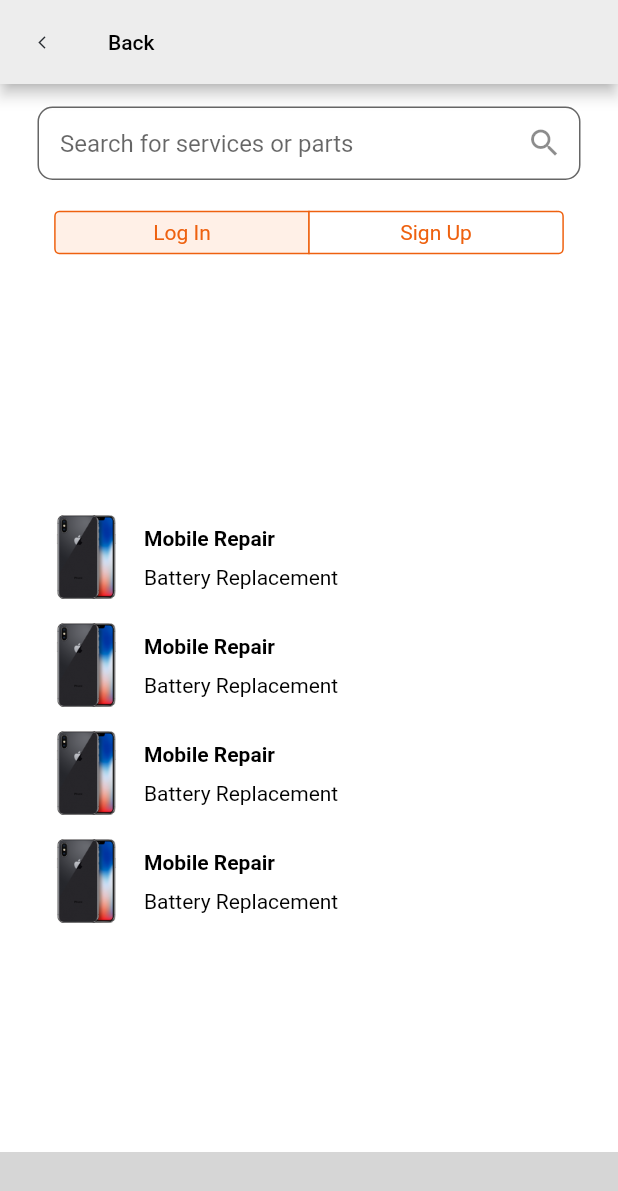
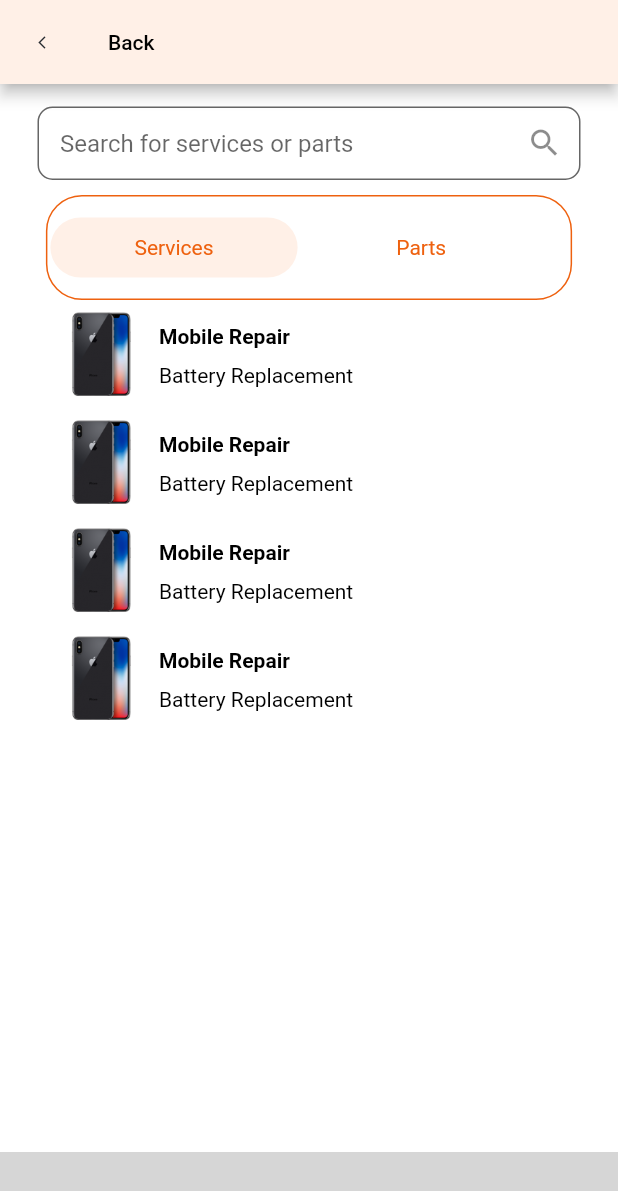
Before and after one commit to ShambhawiBit/i_service_client, a Flutter app: the screen it shows after launch, on a phone screen of 412 x 824 dp. Shown: the top 1191 px of the screen. Run offline on Flutter 3.47's test engine with Material 2 defaults, Android fonts, the phone set to English and light mode, and no system bars; drawn by our look-alikes of custom_sliding_segmented_control; missing offline and left inert: custom_line_indicator_bottom_navbar; Roboto replaces fonts that are missing (Montserrat); grey boxes are pictures that could not be loaded.

```diff
--- a/lib/search_screen/ListViewParts.dart
+++ b/lib/search_screen/ListViewParts.dart
@@ -10,12 +10,14 @@ class listViewService extends StatefulWidget {
 class _listViewServiceState extends State<listViewService> {
   @override
   Widget build(BuildContext context) {
-    return ListView.builder(
+    return Padding(
+      padding: const EdgeInsets.only(left: 10,right: 10),
+      child: ListView.builder(
           shrinkWrap: true,
           itemCount: 4,
           itemBuilder: (BuildContext context, int index) {
             return ListTile(
-            leading: Image.asset("assets/images/mobileSegment.png",height: 58,width: 44,),
+              leading: Image.asset("assets/images/iphone13.png",height: 58,width: 44,),
               title: Padding(
                 padding: EdgeInsets.only(bottom: 15),
                 child: Text("iPhone 13 screen guard",
@@ -27,6 +29,7 @@ class _listViewServiceState extends State<listViewService> {
                     fontWeight: FontWeight.w400,fontFamily: 'Montserrat',fontSize: 14),
               ),
             );
-        });
+          }),
+    );
   }
 }
--- a/lib/search_screen/ListViewService.dart
+++ b/lib/search_screen/ListViewService.dart
@@ -2,24 +2,11 @@ import 'package:flutter/cupertino.dart';
 import 'package:flutter/material.dart';
 class ListViewBuilder extends StatelessWidget {
   const ListViewBuilder({Key? key}) : super(key: key);
-
-  // const ListTile(
-  // // leading: Icon(Icons.work,size: 25,color: Colors.black),
-  // leading: CircleAvatar(
-  // backgroundColor: Colors.grey,
-  // child: Icon(Icons.work,size: 25,color: Colors.black),
-  // ),
-  // title: Text(
-  // 'Work',style:TextStyle(color: Colors.black,fontWeight: FontWeight.bold),
-  // ),
-  // trailing: Icon(Icons.more_horiz_outlined,color: Colors.grey,size: 25,),
-  // subtitle: Text('Acacia,Blue Lake,California',style:TextStyle(color: Colors.black),
-  // ),
-  // selected: true,
-  // ),
   @override
   Widget build(BuildContext context) {
-    return ListView.builder(
+    return Padding(
+      padding: const EdgeInsets.only(left: 10,right: 10),
+      child: ListView.builder(
           shrinkWrap: true,
           itemCount: 4,
           itemBuilder: (BuildContext context, int index) {
@@ -37,7 +24,8 @@ class ListViewBuilder extends StatelessWidget {
              // ),
             ),
             );
-        });
+          }),
+    );
 
   }
 }
--- a/lib/search_screen/Search.dart
+++ b/lib/search_screen/Search.dart
@@ -1,3 +1,4 @@
+import 'package:custom_sliding_segmented_control/custom_sliding_segmented_control.dart';
 import 'package:flutter/cupertino.dart';
 import 'package:flutter/material.dart';
 
@@ -12,19 +13,15 @@ class search extends StatefulWidget {
 
 class _searchState extends State<search> {
   final Map<int, Widget> loginWidgets =  <int,Widget>{
-    0: Text('Log In',style: TextStyle(color:  Color(0xffEE610F),fontSize: 14,fontWeight: FontWeight.w400),),
-    1: Text('Sign Up',style: TextStyle(color:  Color(0xffEE610F),fontSize: 14,fontWeight: FontWeight.w400),)
+    0: Text('Services',style: TextStyle(color:  Color(0xffEE610F),fontSize: 14,fontWeight: FontWeight.w400),),
+    1: Text('Parts',style: TextStyle(color:  Color(0xffEE610F),fontSize: 14,fontWeight: FontWeight.w400),)
 };
 final Map<int, Widget> icons =  <int, Widget>{
-  0:Center(
-    child: SingleChildScrollView(
+  0:SingleChildScrollView(
    child: ListViewBuilder(),
-    ) ,
   ),
-  1:Center(
-    child: SingleChildScrollView(
+  1:SingleChildScrollView(
     child:listViewService()
-    ),
   ),
 };
 int? sharedValue = 0;
@@ -33,12 +30,12 @@ int? sharedValue = 0;
   // bool isVisible=true;
   @override
   Widget build(BuildContext context) {
-    double width = MediaQuery.of(context).size.width;
+    var _mediaQuery = MediaQuery.of(context);
     return Scaffold(
       backgroundColor: Colors.white,
       appBar: AppBar(
         backgroundColor:
-        Color(0xffEDEDED),
+        Color(0xffFFF0E7),
         title: Text(
           'Back',
           style: TextStyle(color:Colors.black ,fontSize: 14,fontFamily: 'Montserrat'),
@@ -87,23 +84,49 @@ int? sharedValue = 0;
           ),
         ),
       ),
+          SizedBox(
+            height: 10,
+          ),
           Container(
-            width: width*0.9,
+            width: _mediaQuery.size.width*0.9,
             height: 70,
+           color: Color(0xffFFFFFF),
+            child: SizedBox(
+              // child: CupertinoSegmentedControl(
+              //   selectedColor: Color(0xffFFF0E7),
+              //   borderColor: Color(0xffEE610F),
+              //   children: loginWidgets,
+              //   onValueChanged: (int val){
+              //     setState(() {
+              //       sharedValue = val;
+              //     });
+              //   },
+              //   groupValue: sharedValue ,
+              // ),
+            child:  Padding(
+              padding: const EdgeInsets.only(left: 10,right: 10),
+              child: CustomSlidingSegmentedControl<int>(
+                fixedWidth: _mediaQuery.size.width*0.4,
+                  initialValue: 0,
+                  children: loginWidgets,
                   decoration: BoxDecoration(
-                borderRadius: BorderRadius.circular(100)
+                    color: Color(0xffFFFFFF),
+                    border: Border.all(color:Color(0xffEE610F),width: 1),
+                    borderRadius: BorderRadius.circular(24),
                   ),
-            child: SizedBox(
-              child: CupertinoSegmentedControl(
-                selectedColor: Color(0xffFFF0E7),
-                borderColor: Color(0xffEE610F),
-                children: loginWidgets,
+                  thumbDecoration: BoxDecoration(
+                    color: Color(0xffFFF0E7),
+                    borderRadius: BorderRadius.circular(24),
+
+                  ),
+                  duration: Duration(milliseconds: 300),
+                  curve: Curves.easeInToLinear,
                  onValueChanged: (int val){
                         setState(() {
                       sharedValue = val;
                         });
                    },
-                groupValue: sharedValue ,
+    ),
                 ),
             ),
             ),
--- a/pubspec.yaml
+++ b/pubspec.yaml
@@ -37,6 +37,7 @@ dependencies:
   # Use with the CupertinoIcons class for iOS style icons.
   cupertino_icons: ^1.0.2
   custom_line_indicator_bottom_navbar: ^0.0.8
+  custom_sliding_segmented_control: ^1.7.4
 
 
 dev_dependencies:
```
Also changed, not shown: assets/images/iphone13.png (added), pubspec.lock. Lines whose indentation alone changed are shown as unchanged.
